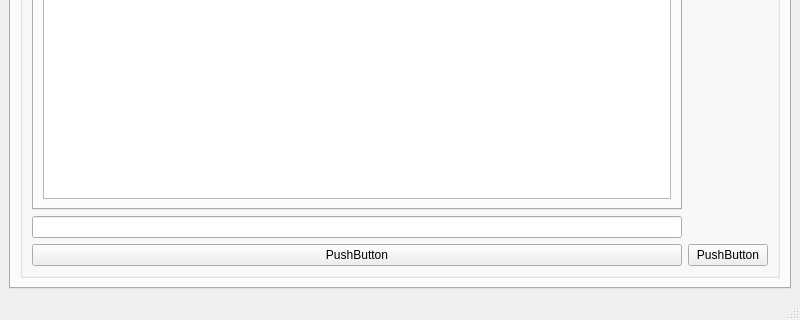
Before: the Qt Designer form lite/mainwindow.ui in netpipe/Ethereum-QWallet, drawn with Qt 5; both pictures show x 0 to 800 and y 280 to 600 of the 800 by 600 pixel window.
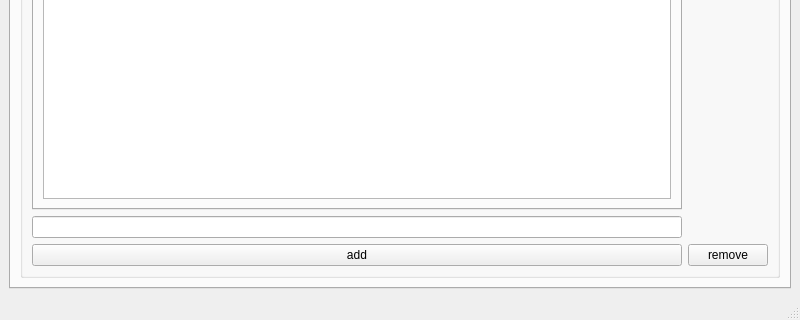
After: the same form once the commit is applied. The open tabs and pages were chosen to show the change.

```diff
--- a/lite/mainwindow.ui
+++ b/lite/mainwindow.ui
@@ -37,14 +37,14 @@
            <item row="2" column="0">
             <widget class="QPushButton" name="pushButton_11">
              <property name="text">
-              <string>PushButton</string>
+              <string>add</string>
              </property>
             </widget>
            </item>
            <item row="2" column="2">
             <widget class="QPushButton" name="pushButton_12">
              <property name="text">
-              <string>PushButton</string>
+              <string>remove</string>
              </property>
             </widget>
            </item>
```
Left out of the diff: 8 changed lines with no effect on the pictures.
